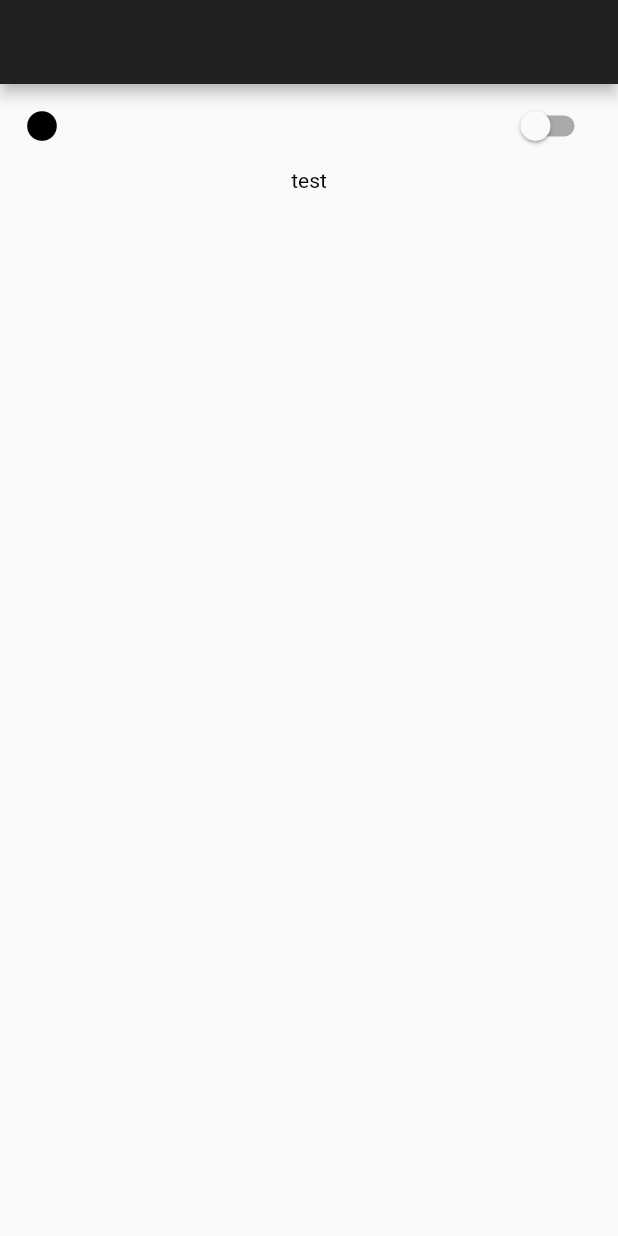
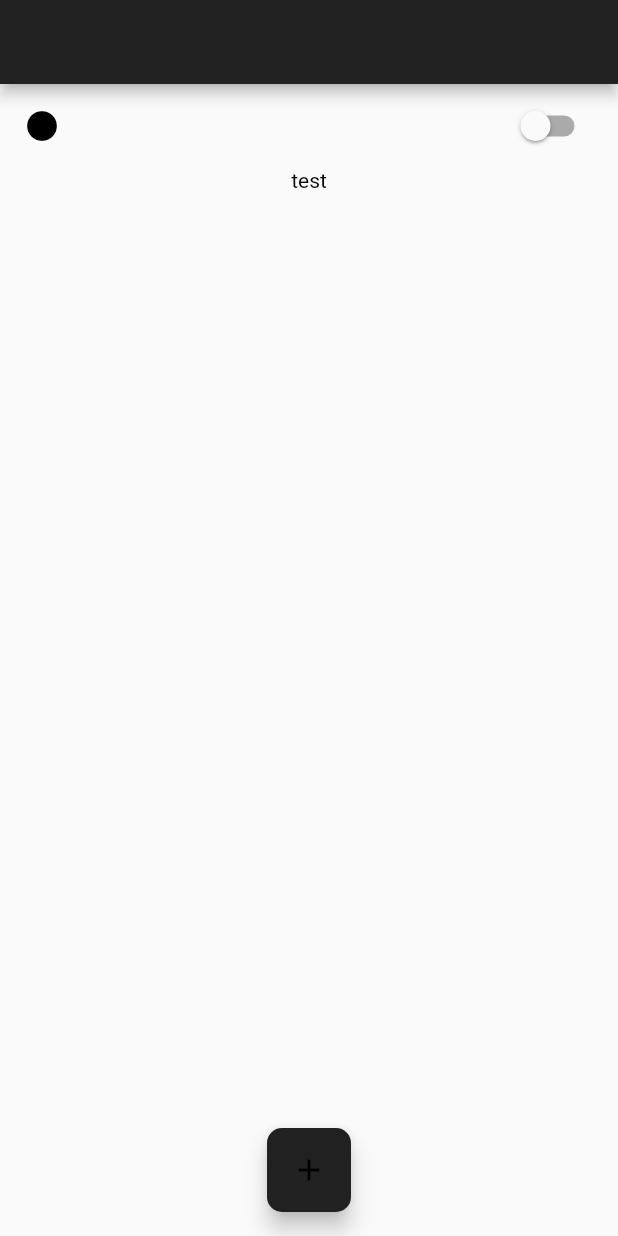
Before and after one commit to Kz-m/todo_app, a Flutter app: the screen it shows after launch, on a phone screen of 412 x 824 dp. Run offline on Flutter 3.47's test engine with Material 2 defaults, Android fonts, the phone set to English and light mode, and no system bars.

Commit message:
put Add button on center

```diff
--- a/lib/main.dart
+++ b/lib/main.dart
@@ -2,13 +2,16 @@ import 'package:flutter/material.dart';
 
 void main() => runApp(TodoApp());
 
-class TodoApp extends StatelessWidget { // This widget is the root of this application.
+class TodoApp extends StatelessWidget { //This widget is the root of this application.
   TodoApp({Key? key}) : super(key: key);
   @override
   Widget build(BuildContext context) {
     return MaterialApp(
       debugShowCheckedModeBanner: false,
-      theme: ThemeData(primarySwatch: Colors.grey),
+      theme: ThemeData(
+        primarySwatch: Colors.grey,
+        splashColor: Colors.pink,
+      ),
       home: TopPage(),
     );
   }
@@ -26,14 +29,11 @@ class _TopPageState extends State<TopPage> { //private State class that goes wit
     value1 = value;
   });
   @override
-  Widget build(BuildContext context) {
-    // This method is rerun every time setState is called, for instance as done
-    // by the _incrementCounter method above.
+  Widget build(BuildContext context) { // This method is rerun every time setState is called, for instance as done
+                                       // by the _incrementCounter method above.
     return Scaffold(
       backgroundColor: value1? Colors.black12 : Colors.grey[50],
       appBar: AppBar(
-        // Here we take the value from the TopPage object that was created by
-        // the App.build method, and use it to set our appbar title.
         centerTitle:false,
         backgroundColor: value1? Colors.grey : Colors.grey[900],
         ), //AppBar
@@ -44,19 +44,51 @@ class _TopPageState extends State<TopPage> { //private State class that goes wit
             value: value1,
             onChanged: onChange,
             secondary: Icon(value1? Icons.wb_sunny_sharp : Icons.circle,color: value1? Colors.white: Colors.black,),
-            //title: Text(
-              //'Dark Mode',style: TextStyle(color: value1 ? Colors.white :Colors.black),), //SwitchListTitle
-            ), //Text
+            ), //SwitchListTile
             Text('test', style: TextStyle(color: value1? Colors.white: Colors.black),)
-          // Column is also a layout widget. It takes a list of children and
-          // arranges them vertically. By default, it sizes itself to fit its
-          // children horizontally, and tries to be as tall as its parent.
-          // Column has various properties to control how it sizes itself and
-          // how it positions its children. Here we use mainAxisAlignment to
-          // center the children vertically; the main axis here is the vertical
-          // axis because Columns are vertical (the cross axis would be horizontal)
         ],
-      ) //column
+      ), //column
+      floatingActionButton: FloatingActionButton(
+        onPressed: (){
+          //Navigator.of(context).push( //"push" can move to new page
+            //MaterialPageRoute(builder: (context){
+              //return AddPage();
+            //}),
+          //);
+          //},
+          //);
+        },
+        child: const Icon(Icons.add),
+        backgroundColor: value1? Colors.grey : Colors.grey[900],
+        //color: value1? Colors.black : Colors.white, //TODO: Think how to change '+' colour
+        shape: RoundedRectangleBorder(borderRadius: BorderRadius.circular(10),),
+      ),
+      floatingActionButtonLocation: FloatingActionButtonLocation.centerFloat,
     ); //scafford
   }
 }
+
+//class AddPage extends {
+//  @override
+//  Widget build(BuildContext context){
+//    return Scaffold(
+//      body: Center(
+//        child: TextButton(
+//          onPressed: (){
+//            Navigator.of(context).pop();
+//          },
+//          child: Text('bb'),
+//        ),
+//      ),
+//    ); //Scaffold
+//  }
+//}
+
+
+// Column is also a layout widget. It takes a list of children and
+// arranges them vertically. By default, it sizes itself to fit its
+// children horizontally, and tries to be as tall as its parent.
+// Column has various properties to control how it sizes itself and
+// how it positions its children. Here we use mainAxisAlignment to
+// center the children vertically; the main axis here is the vertical
+// axis because Columns are vertical (the cross axis would be horizontal)
```
